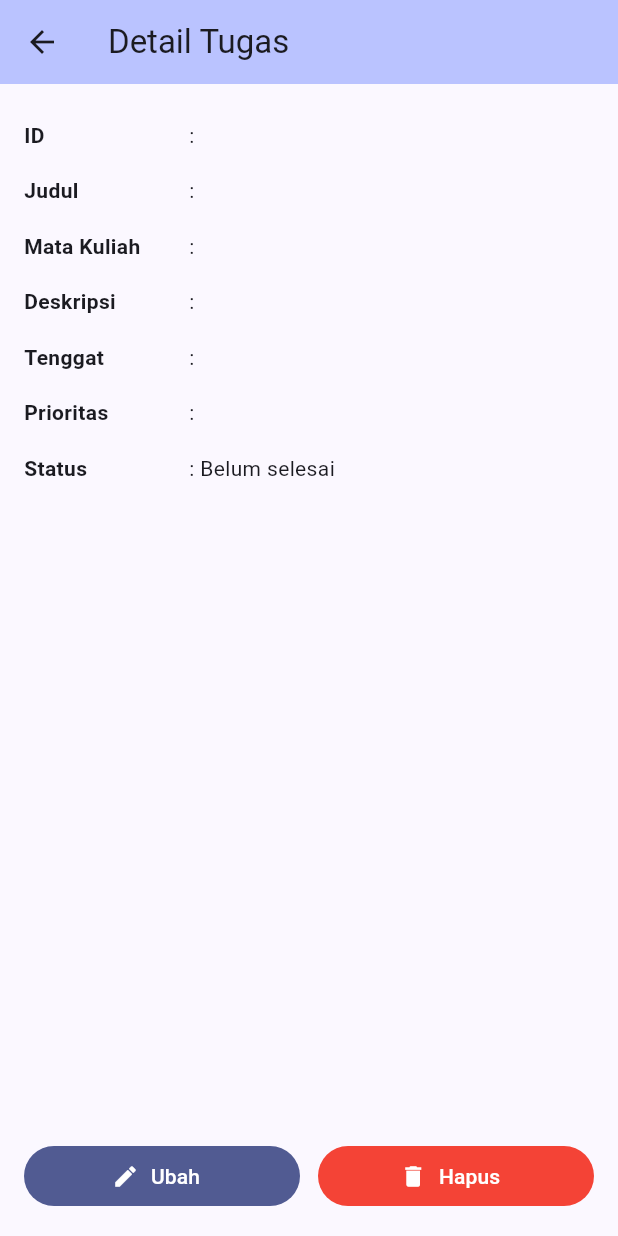
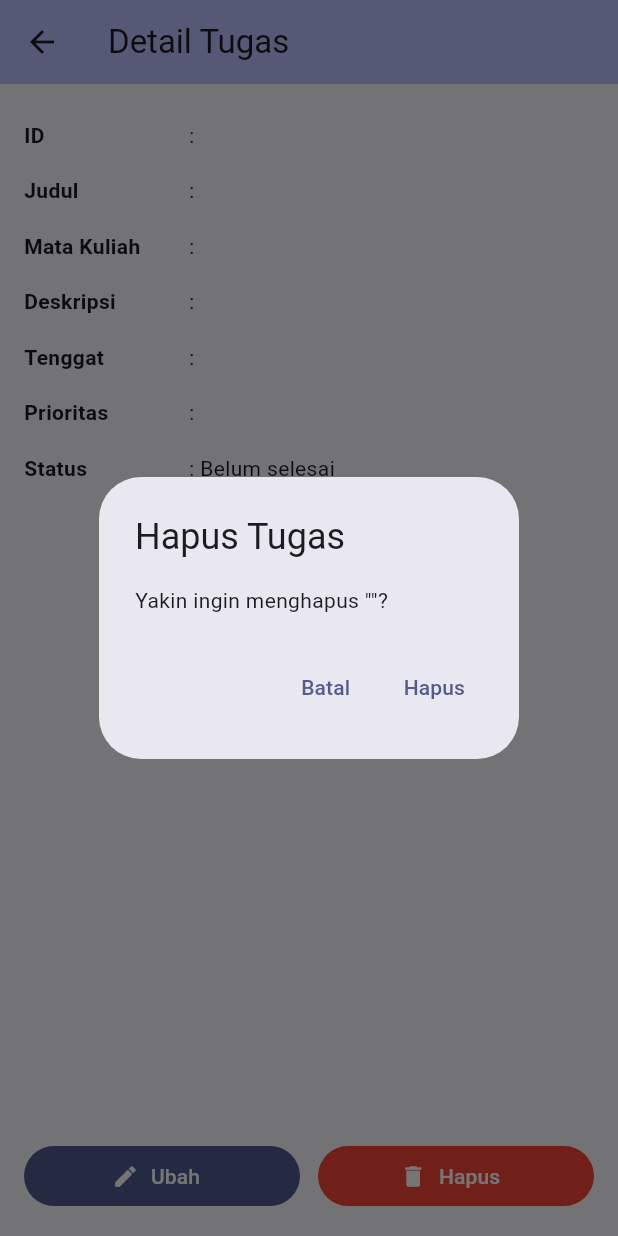
Before and after one commit to abayysem/UTS-Pemrograman-Mobile-C2483207013-AkbarSyam, a Flutter app: the DetailTugasScreen screen opened directly with empty values, after a tap on "Hapus", on a phone screen of 412 x 824 dp. Run offline on Flutter 3.47's test engine with Material 3 defaults, Android fonts, the phone set to English and light mode, and no system bars.

Commit message:
Implementasi fitur hapus dengan dialog konfirmasi

```diff
--- a/lib/screens/daftar_tugas_screen.dart
+++ b/lib/screens/daftar_tugas_screen.dart
@@ -98,6 +98,14 @@ class _DaftarTugasScreenState extends State<DaftarTugasScreen> {
         });
         _pesan('Tugas berhasil diperbarui');
       }
+    } else if (hasil['aksi'] == 'hapus') {
+      final index = _daftarTugas.indexWhere((t) => t.id == hasil['id']);
+      if (index != -1) {
+        setState(() {
+          _daftarTugas.removeAt(index);
+        });
+        _pesan('Tugas berhasil dihapus');
+      }
     }
   }
 
--- a/lib/screens/detail_tugas_screen.dart
+++ b/lib/screens/detail_tugas_screen.dart
@@ -27,7 +27,6 @@ class DetailTugasScreen extends StatelessWidget {
     );
   }
 
-  @override
   Future<void> _ubah(BuildContext context) async {
     final hasil = await Navigator.push<Tugas>(
       context,
@@ -38,6 +37,30 @@ class DetailTugasScreen extends StatelessWidget {
     }
   }
 
+  Future<void> _konfirmasiHapus(BuildContext context) async {
+    final yakin = await showDialog<bool>(
+      context: context,
+      builder: (ctx) => AlertDialog(
+        title: const Text('Hapus Tugas'),
+        content: Text('Yakin ingin menghapus "${tugas.judul}"?'),
+        actions: [
+          TextButton(
+            onPressed: () => Navigator.pop(ctx, false),
+            child: const Text('Batal'),
+          ),
+          TextButton(
+            onPressed: () => Navigator.pop(ctx, true),
+            child: const Text('Hapus'),
+          ),
+        ],
+      ),
+    );
+    if (yakin == true && context.mounted) {
+      Navigator.pop(context, {'aksi': 'hapus', 'id': tugas.id});
+    }
+  }
+
+  @override
   Widget build(BuildContext context) {
     return Scaffold(
       appBar: AppBar(
@@ -61,7 +84,7 @@ class DetailTugasScreen extends StatelessWidget {
               children: [
                 Expanded(
                   child: FilledButton.icon(
-                    onPressed: () => _ubah(context), // diisi pada tahap 9
+                    onPressed: () => _ubah(context),
                     icon: const Icon(Icons.edit),
                     label: const Text('Ubah'),
                   ),
@@ -70,7 +93,7 @@ class DetailTugasScreen extends StatelessWidget {
                 Expanded(
                   child: FilledButton.icon(
                     style: FilledButton.styleFrom(backgroundColor: Colors.red),
-                    onPressed: () {}, // diisi pada tahap 10
+                    onPressed: () => _konfirmasiHapus(context),
                     icon: const Icon(Icons.delete),
                     label: const Text('Hapus'),
                   ),
```
